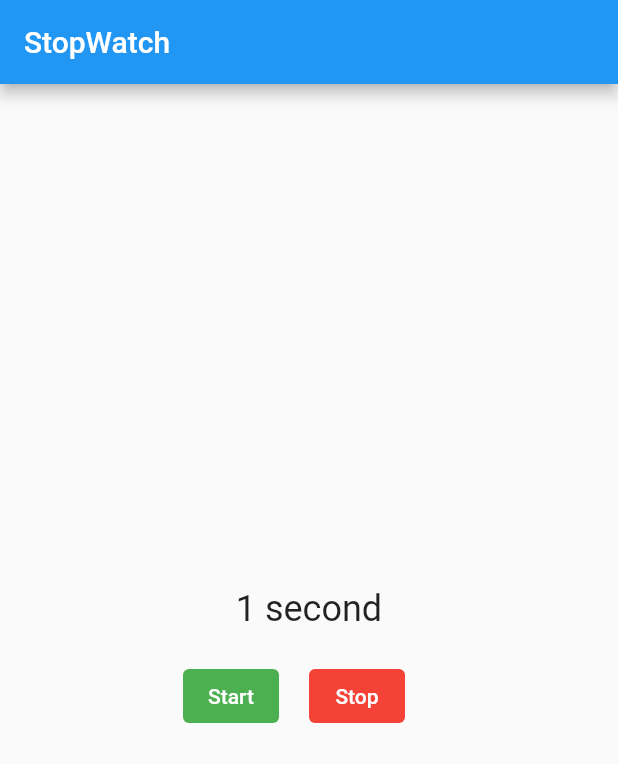
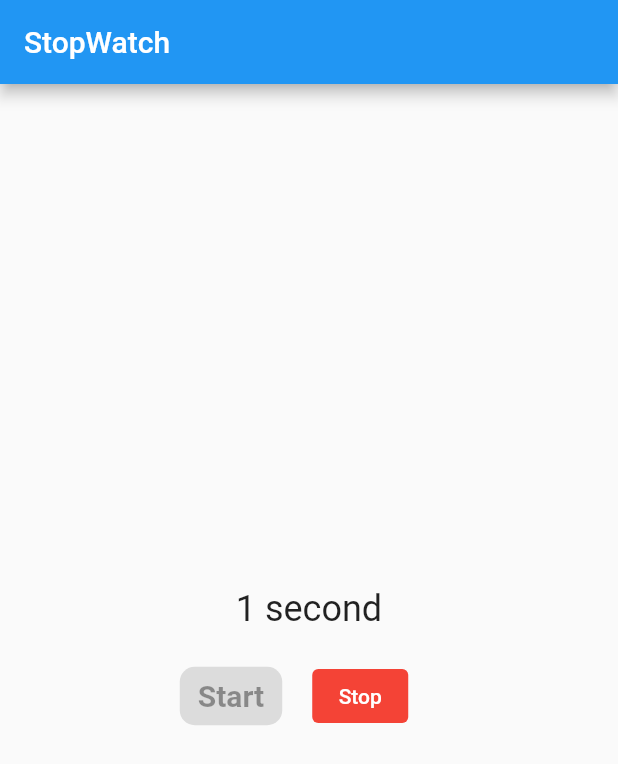
Before and after one commit to jarecsni/flutter_cookbook_examples, a Flutter app: the StopWatch screen opened directly, after a tap on "Start", on a phone screen of 412 x 824 dp. Shown: the top 764 px of the screen. Run offline on Flutter 3.47's test engine with Material 2 defaults, Android fonts, the phone set to English and light mode, and no system bars; our stand-ins replace google_fonts.

Commit message:
Minor styling change

```diff
--- a/lib/chapter6/stop_watch.dart
+++ b/lib/chapter6/stop_watch.dart
@@ -62,12 +62,20 @@ class _StopWatchState extends State<StopWatch> {
             mainAxisAlignment: MainAxisAlignment.center,
             children: [
               ElevatedButton(
-                style: ButtonStyle(
-                  backgroundColor:
-                      MaterialStateProperty.all<Color>(Colors.green),
-                  foregroundColor:
-                      MaterialStateProperty.all<Color>(Colors.white),
-                ),
+                // style: ButtonStyle(
+                //   backgroundColor:
+                //       MaterialStateProperty.all<Color>(Colors.green),
+                //   foregroundColor:
+                //       MaterialStateProperty.all<Color>(Colors.white),
+                // ),
+                style: ElevatedButton.styleFrom(
+                    backgroundColor: Colors.green,
+                    textStyle: const TextStyle(
+                        fontSize: 20, fontWeight: FontWeight.bold),
+                    padding:
+                        const EdgeInsets.symmetric(horizontal: 12, vertical: 8),
+                    shape: RoundedRectangleBorder(
+                        borderRadius: BorderRadius.circular(10))),
                 onPressed: isTicking ? null : _startTimer,
                 child: const Text('Start'),
               ),
```
